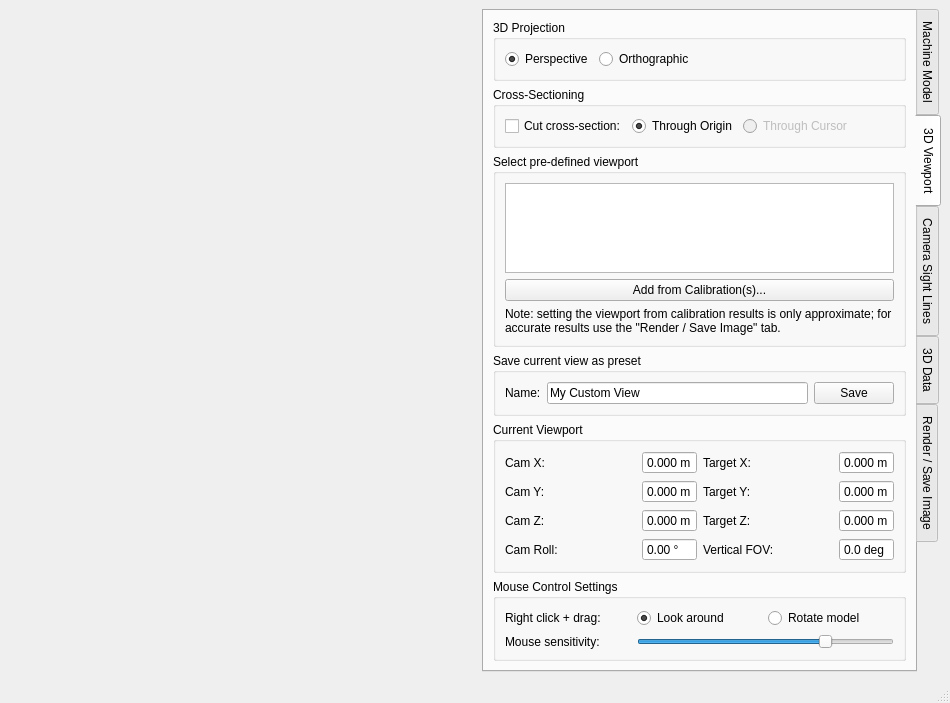
This is calcam/gui/qt_designer_files/viewer.ui in euratom-software/calcam as Qt 5 draws it before an edit. The edited form follows.
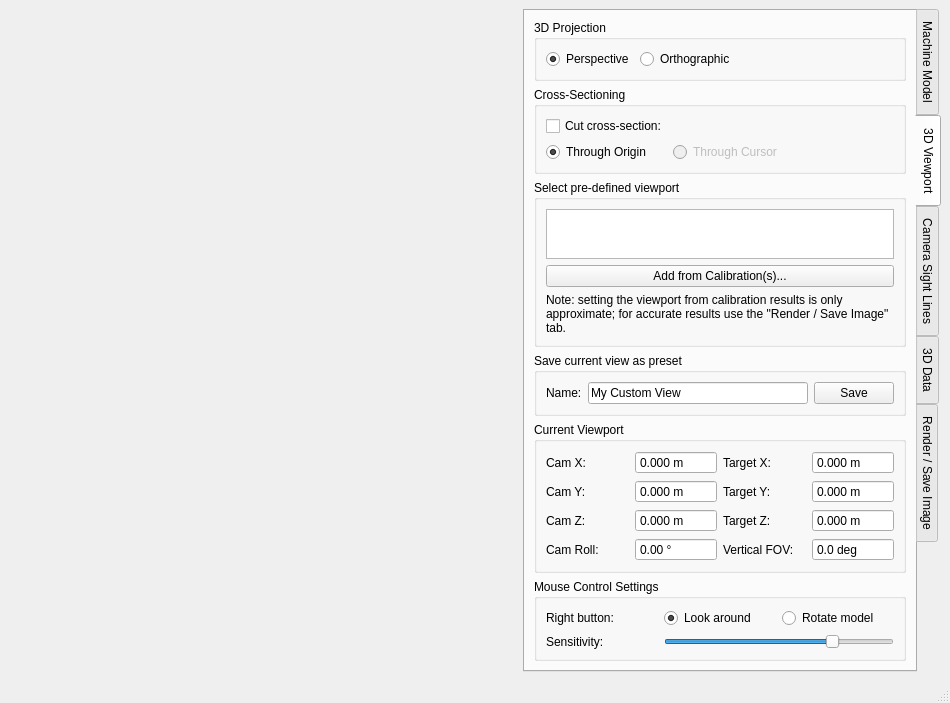
This is the edited form. The open tabs and pages were chosen to show the change.

Commit message: Finish changed to set_extrinsics; GUI layout improvements for *nix; change version of qvtkrenderwindowinteractor to one which works with other distributions than enthought.

Patch:
```diff
--- a/calcam/gui/qt_designer_files/viewer.ui
+++ b/calcam/gui/qt_designer_files/viewer.ui
@@ -374,6 +374,12 @@
        <layout class="QVBoxLayout" name="verticalLayout_3">
         <item>
          <widget class="QGroupBox" name="groupBox_11">
+          <property name="sizePolicy">
+           <sizepolicy hsizetype="Minimum" vsizetype="Preferred">
+            <horstretch>0</horstretch>
+            <verstretch>0</verstretch>
+           </sizepolicy>
+          </property>
           <property name="title">
            <string>3D Projection</string>
           </property>
@@ -413,11 +419,17 @@
         </item>
         <item>
          <widget class="QGroupBox" name="groupBox_8">
+          <property name="sizePolicy">
+           <sizepolicy hsizetype="Minimum" vsizetype="Preferred">
+            <horstretch>0</horstretch>
+            <verstretch>0</verstretch>
+           </sizepolicy>
+          </property>
           <property name="title">
            <string>Cross-Sectioning</string>
           </property>
-          <layout class="QHBoxLayout" name="horizontalLayout_5">
-           <item>
+          <layout class="QGridLayout" name="gridLayout_14">
+           <item row="0" column="0">
             <widget class="QCheckBox" name="xsection_checkbox">
              <property name="enabled">
               <bool>true</bool>
@@ -427,7 +439,20 @@
              </property>
             </widget>
            </item>
-           <item>
+           <item row="0" column="3">
+            <spacer name="horizontalSpacer_6">
+             <property name="orientation">
+              <enum>Qt::Horizontal</enum>
+             </property>
+             <property name="sizeHint" stdset="0">
+              <size>
+               <width>40</width>
+               <height>20</height>
+              </size>
+             </property>
+            </spacer>
+           </item>
+           <item row="1" column="0">
             <widget class="QRadioButton" name="xsection_origin">
              <property name="text">
               <string>Through Origin</string>
@@ -437,7 +462,7 @@
              </property>
             </widget>
            </item>
-           <item>
+           <item row="1" column="3">
             <widget class="QRadioButton" name="xsection_cursor">
              <property name="enabled">
               <bool>false</bool>
@@ -447,24 +472,17 @@
              </property>
             </widget>
            </item>
-           <item>
-            <spacer name="horizontalSpacer_6">
-             <property name="orientation">
-              <enum>Qt::Horizontal</enum>
-             </property>
-             <property name="sizeHint" stdset="0">
-              <size>
-               <width>40</width>
-               <height>20</height>
-              </size>
-             </property>
-            </spacer>
-           </item>
           </layout>
          </widget>
         </item>
         <item>
          <widget class="QGroupBox" name="groupBox_6">
+          <property name="sizePolicy">
+           <sizepolicy hsizetype="Minimum" vsizetype="Preferred">
+            <horstretch>0</horstretch>
+            <verstretch>0</verstretch>
+           </sizepolicy>
+          </property>
           <property name="title">
            <string>Select pre-defined viewport</string>
           </property>
@@ -515,6 +533,12 @@
         </item>
         <item>
          <widget class="QGroupBox" name="groupBox_2">
+          <property name="sizePolicy">
+           <sizepolicy hsizetype="Minimum" vsizetype="Preferred">
+            <horstretch>0</horstretch>
+            <verstretch>0</verstretch>
+           </sizepolicy>
+          </property>
           <property name="title">
            <string>Save current view as preset</string>
           </property>
@@ -612,7 +636,7 @@
                <widget class="QDoubleSpinBox" name="tarX">
                 <property name="maximumSize">
                  <size>
-                  <width>55</width>
+                  <width>16777215</width>
                   <height>16777215</height>
                  </size>
                 </property>
@@ -640,7 +664,7 @@
                <widget class="QDoubleSpinBox" name="tarY">
                 <property name="maximumSize">
                  <size>
-                  <width>55</width>
+                  <width>16777215</width>
                   <height>16777215</height>
                  </size>
                 </property>
@@ -668,7 +692,7 @@
                <widget class="QDoubleSpinBox" name="tarZ">
                 <property name="maximumSize">
                  <size>
-                  <width>55</width>
+                  <width>16777215</width>
                   <height>16777215</height>
                  </size>
                 </property>
@@ -696,7 +720,7 @@
                <widget class="QDoubleSpinBox" name="camY">
                 <property name="maximumSize">
                  <size>
-                  <width>55</width>
+                  <width>16777215</width>
                   <height>16777215</height>
                  </size>
                 </property>
@@ -763,7 +787,7 @@
                <widget class="QDoubleSpinBox" name="camX">
                 <property name="maximumSize">
                  <size>
-                  <width>55</width>
+                  <width>16777215</width>
                   <height>16777215</height>
                  </size>
                 </property>
@@ -791,7 +815,7 @@
                <widget class="QDoubleSpinBox" name="camZ">
                 <property name="maximumSize">
                  <size>
-                  <width>55</width>
+                  <width>16777215</width>
                   <height>16777215</height>
                  </size>
                 </property>
@@ -832,7 +856,7 @@
                <widget class="QDoubleSpinBox" name="camFOV">
                 <property name="maximumSize">
                  <size>
-                  <width>55</width>
+                  <width>16777215</width>
                   <height>16777215</height>
                  </size>
                 </property>
@@ -883,7 +907,7 @@
                <widget class="QDoubleSpinBox" name="cam_roll">
                 <property name="maximumSize">
                  <size>
-                  <width>55</width>
+                  <width>16777215</width>
                   <height>16777215</height>
                  </size>
                 </property>
@@ -912,6 +936,12 @@
         </item>
         <item>
          <widget class="QGroupBox" name="groupBox_10">
+          <property name="sizePolicy">
+           <sizepolicy hsizetype="Minimum" vsizetype="Preferred">
+            <horstretch>0</horstretch>
+            <verstretch>0</verstretch>
+           </sizepolicy>
+          </property>
           <property name="title">
            <string>Mouse Control Settings</string>
           </property>
@@ -936,14 +966,14 @@
            <item row="0" column="0">
             <widget class="QLabel" name="label_20">
              <property name="text">
-              <string>Right click + drag:</string>
+              <string>Right button:</string>
              </property>
             </widget>
            </item>
            <item row="1" column="0">
             <widget class="QLabel" name="label_23">
              <property name="text">
-              <string>Mouse sensitivity:</string>
+              <string>Sensitivity:</string>
              </property>
             </widget>
            </item>
```
Left out of the diff: 143 changed lines with no effect on the pictures. The commit also changes 12 other files.
